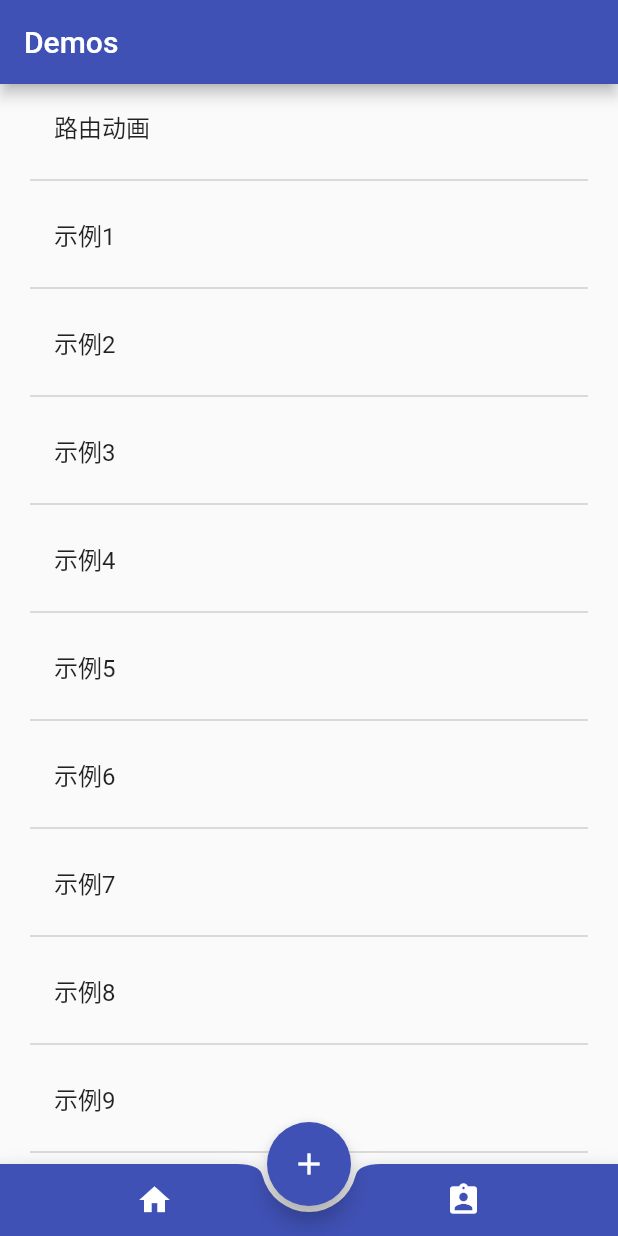
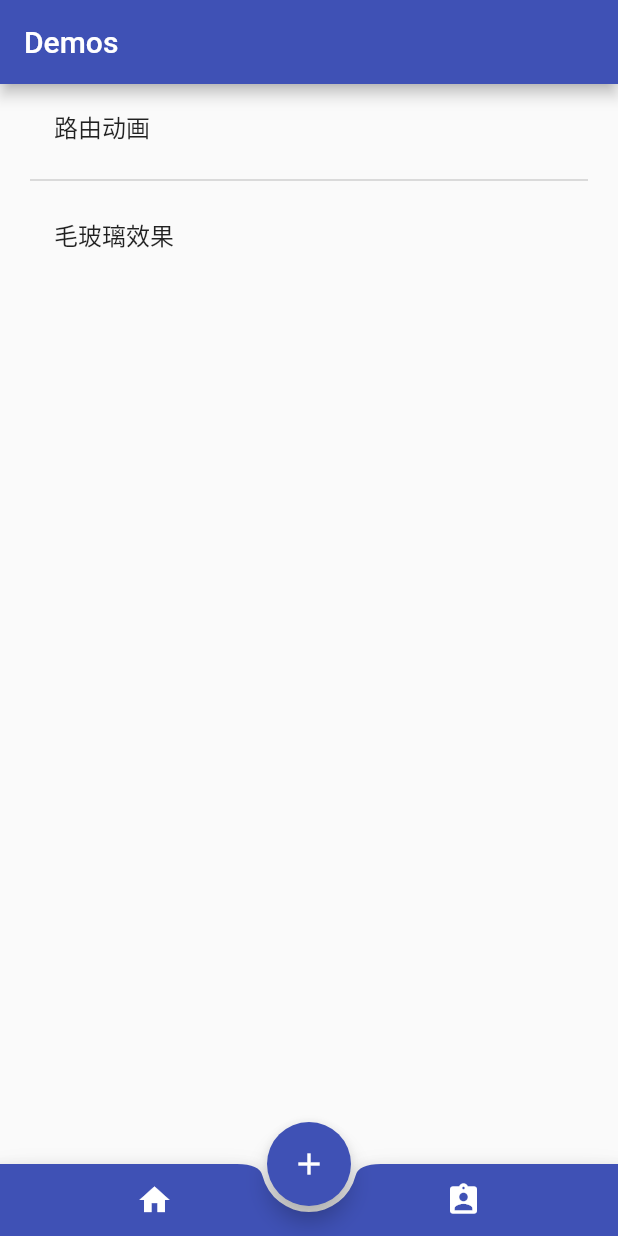
Before and after one commit to jaceechan/hello_flutter, a Flutter app: the screen it shows after launch, on a phone screen of 412 x 824 dp. Run offline on Flutter 3.47's test engine with Material 2 defaults, Android fonts, the phone set to English and light mode, and no system bars.

Commit message:
feat: 增加毛玻璃效果示例

```diff
--- a/lib/pages/list.dart
+++ b/lib/pages/list.dart
@@ -1,4 +1,5 @@
-import './route_demos.dart';
+import 'package:hello_flutter/pages/frosted_glass.dart';
+import 'package:hello_flutter/pages/route_demos.dart';
 import 'package:flutter/material.dart';
 
 class ListPage extends StatelessWidget {
@@ -8,7 +9,10 @@ class ListPage extends StatelessWidget {
   @override
   Widget build(BuildContext context) {
     Widget divider = const Divider(color: Colors.black26);
-
+    final items = [
+      {'title': '路由动画', 'route': const RouteDemos()},
+      {'title': '毛玻璃效果', 'route': const FrostedGlassDemo()}
+    ];
     return Scaffold(
         appBar: AppBar(title: const Text('Demos')),
         body: ListView.separated(
@@ -17,22 +21,21 @@ class ListPage extends StatelessWidget {
           separatorBuilder: (BuildContext context, int index) {
             return divider;
           },
-          itemCount: 50,
+          itemCount: items.length,
           itemBuilder: (BuildContext builderContext, int index) {
+            Map item = items[index];
+            String title = item['title'];
+
             return ListTile(
                 onTap: () {
-                  if (index == 0) {
-                    Navigator.push(
-                      context,
-                      MaterialPageRoute(builder: (context) {
-                        return const RouteDemos();
-                      }),
-                    );
-                  } else {
-                    print('点击 示例$index');
-                  }
+                  Navigator.push(
+                    context,
+                    MaterialPageRoute(builder: (context) {
+                      return item['route'];
+                    }),
+                  );
                 },
-                title: index > 0 ? Text('示例$index') : const Text('路由动画'));
+                title: Text(title));
           },
         ));
   }
```
Also changed, not shown: lib/pages/frosted_glass.dart (added, +58 -0 lines).
